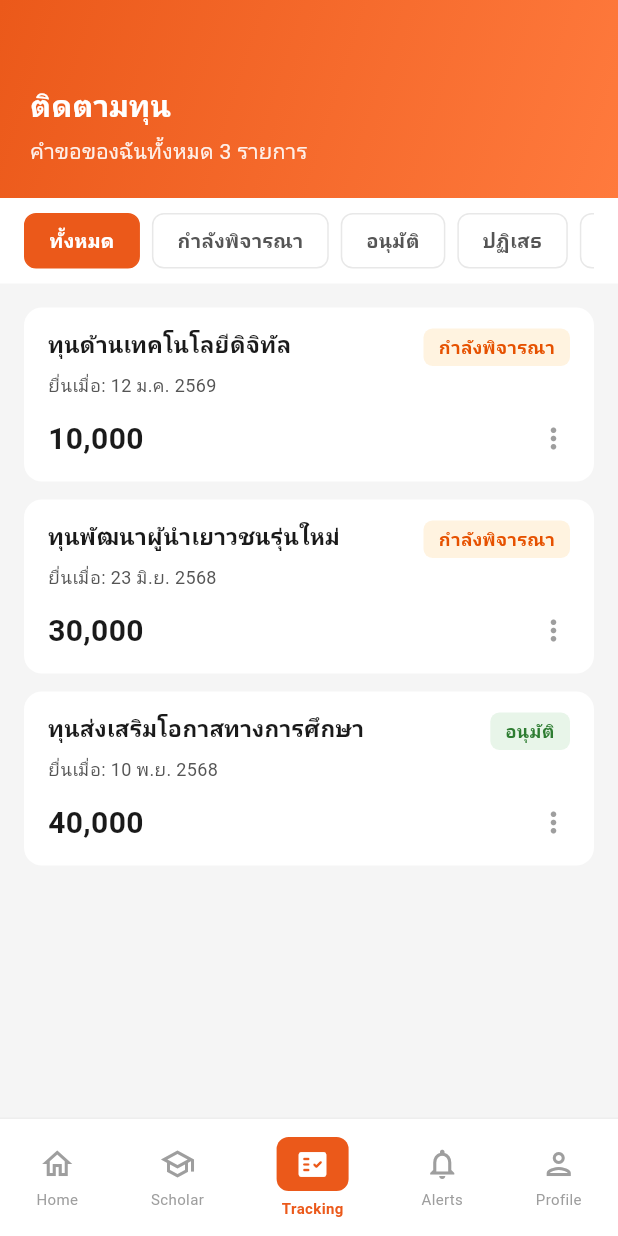
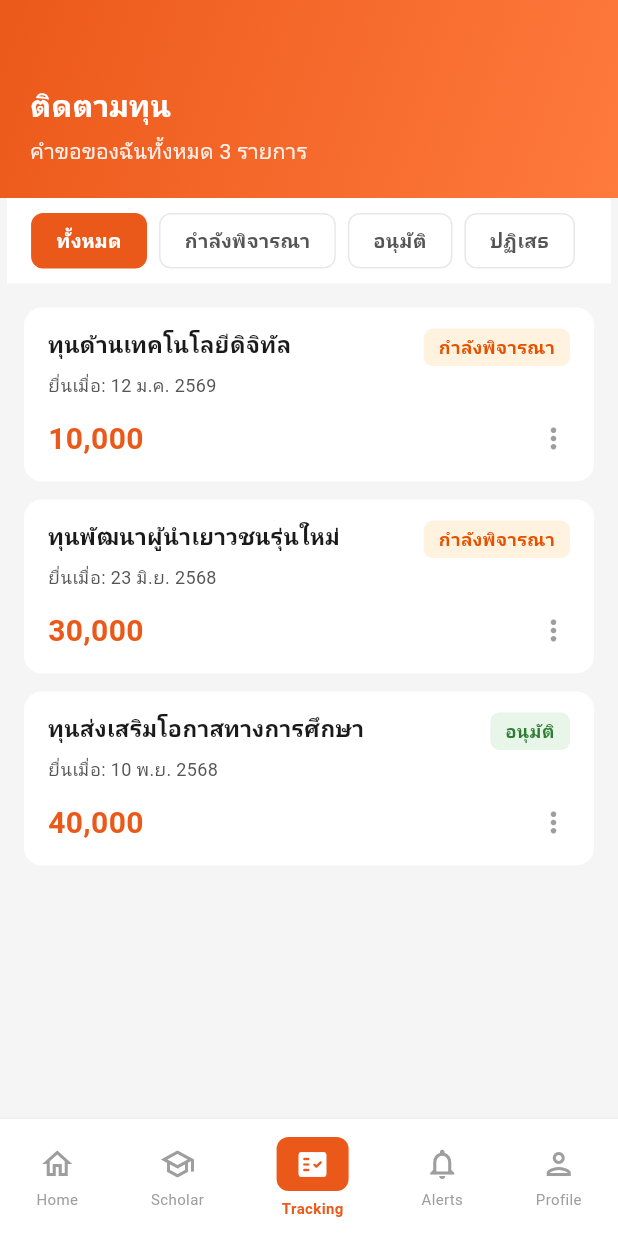
Before and after one commit to Wirakan/Scholarx_App, a Flutter app: the TrackingScreen screen opened directly, on a phone screen of 412 x 824 dp. Run offline on Flutter 3.47's test engine with Material 3 defaults, Android fonts, the phone set to English and light mode, and no system bars.

Commit message:
remove filter special and change color

```diff
--- a/scholarx_app/lib/features/student/screens/tracking/tracking_screen.dart
+++ b/scholarx_app/lib/features/student/screens/tracking/tracking_screen.dart
@@ -91,8 +91,6 @@
           return e.status == TrackingStatus.approved;
         case _FilterTab.rejected:
           return e.status == TrackingStatus.rejected;
-        case _FilterTab.special:
-          return e.status == TrackingStatus.special;
         default:
           return true;
       }
@@ -212,7 +210,7 @@
 // ─────────────────────────────────────────────
 //  FILTER TAB ENUM
 // ─────────────────────────────────────────────
-enum _FilterTab { all, reviewing, approved, rejected, special }
+enum _FilterTab { all, reviewing, approved, rejected }
 
 extension _FilterTabX on _FilterTab {
   String get label {
@@ -225,8 +223,6 @@
         return 'อนุมัติ';
       case _FilterTab.rejected:
         return 'ปฏิเสธ';
-      case _FilterTab.special:
-        return 'พิเศษ';
     }
   }
 }
@@ -289,7 +285,7 @@
               Text(
                 _formatAmount(item.amount),
                 style: AppTextStyle.heading3.copyWith(
-                  color: AppColors.textPrimary,
+                  color: AppColors.primary,
                   fontSize: 20,
                   fontWeight: FontWeight.w700,
                 ),
```
